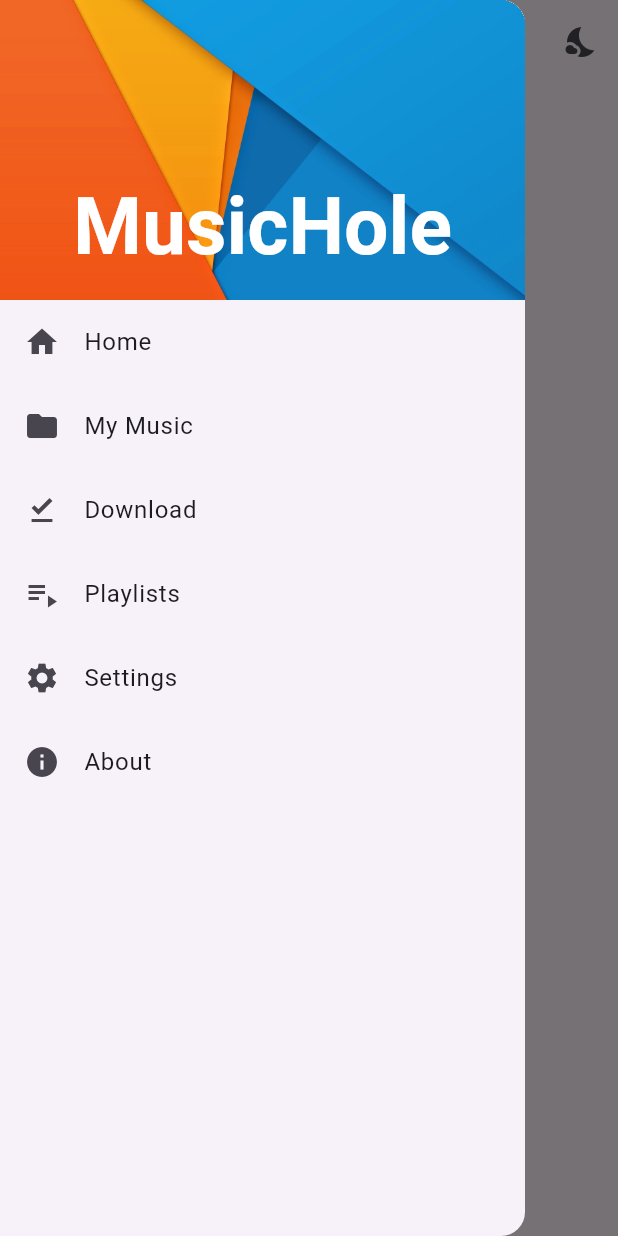
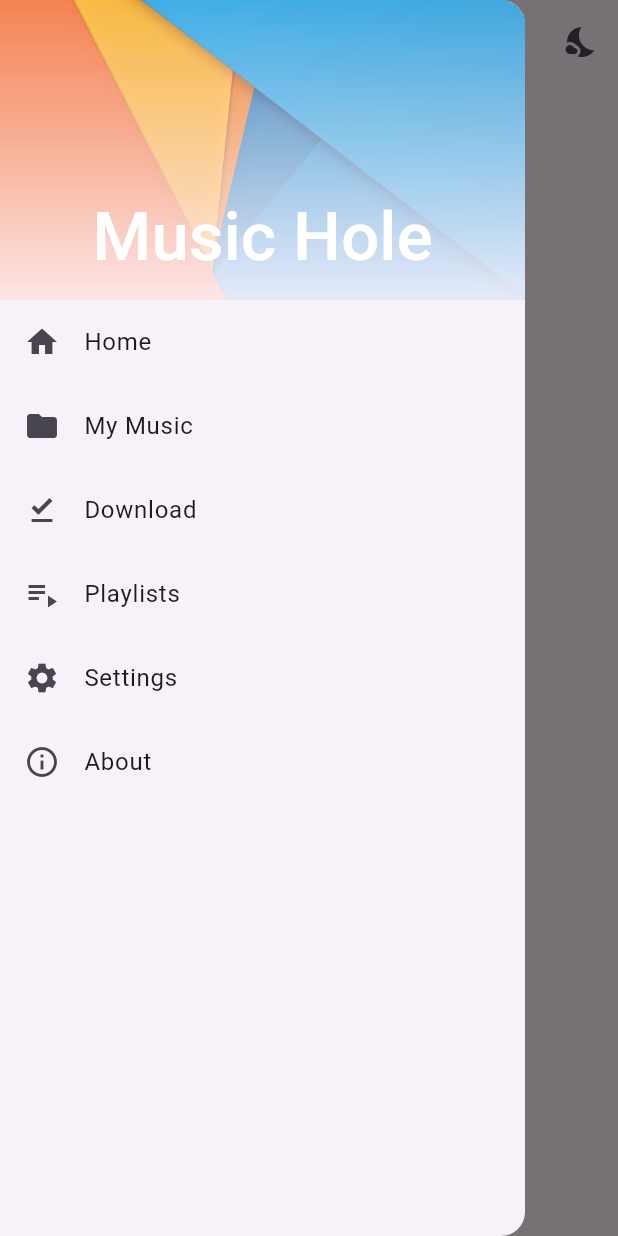
Before and after one commit to MauryaAayush/music_app, a Flutter app: the screen it shows after launch, with the side drawer open, on a phone screen of 412 x 824 dp. Run offline on Flutter 3.47's test engine with Material 3 defaults, Android fonts, the phone set to English and light mode, and no system bars; statements that could not run were skipped.

Commit message:
Radhey Radhey

```diff
--- a/lib/main.dart
+++ b/lib/main.dart
@@ -72,14 +72,47 @@ class _HomeScreenState extends State<HomeScreen> {
             expandedHeight: 200.0,
             flexibleSpace: FlexibleSpaceBar(
               centerTitle: true,
-              title: const Text('MusicHole',style: TextStyle(
-                color: Colors.white,
-                fontSize: 35,
-                fontWeight: FontWeight.w600
-              ),),
-              background: Image.asset(
-                themeProvider.isDarkMode ? 'assets/header-dark.jpg' : 'assets/header.jpg',
-                fit: BoxFit.fitHeight,
+              title: RichText(
+                text: TextSpan(
+                  text:'Music Hole',
+                  style: const TextStyle(
+                    fontSize: 30.0,
+                    fontWeight: FontWeight.w500,
+                  ),
+                  children: <TextSpan>[
+                    TextSpan(
+                      text: appVersion == null ? '' : '\nv$appVersion',
+                      style: const TextStyle(
+                        fontSize: 7.0,
+                      ),
+                    ),
+                  ],
+                ),
+                textAlign: TextAlign.end,
+              ),
+              background: ShaderMask(
+                shaderCallback: (rect) {
+                  return LinearGradient(
+                    begin: Alignment.topCenter,
+                    end: Alignment.bottomCenter,
+                    colors: [
+                      Colors.black.withOpacity(0.8),
+                      Colors.black.withOpacity(0.1),
+                    ],
+                  ).createShader(
+                    Rect.fromLTRB(0, 0, rect.width, rect.height),
+                  );
+                },
+                blendMode: BlendMode.dstIn,
+                child: Image(
+                  fit: BoxFit.cover,
+                  alignment: Alignment.topCenter,
+                  image: AssetImage(
+                    Theme.of(context).brightness == Brightness.dark
+                        ? 'assets/header-dark.jpg'
+                        : 'assets/header.jpg',
+                  ),
+                ),
               ),
             ),
             ),
@@ -113,7 +146,7 @@ class _HomeScreenState extends State<HomeScreen> {
                       onTap: () {},
                     ),
                     ListTile(
-                      leading: const Icon(Icons.info),
+                      leading: const Icon(Icons.info_outline),
                       title: const Text('About'),
                       onTap: () {},
                     ),
```
